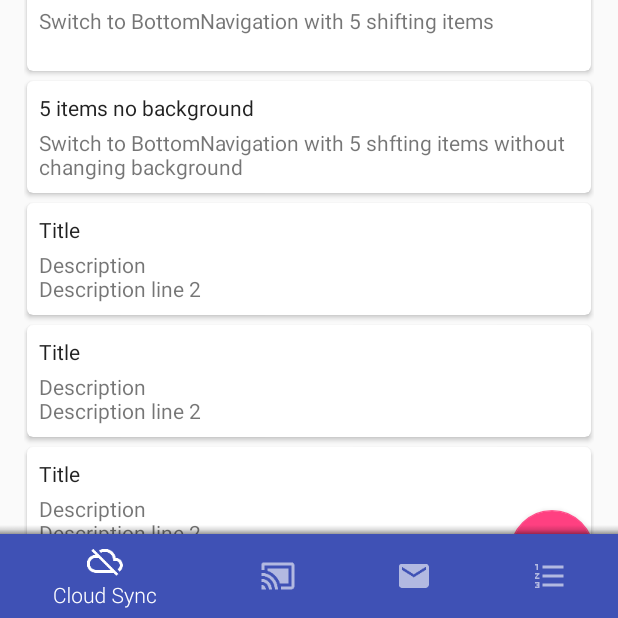
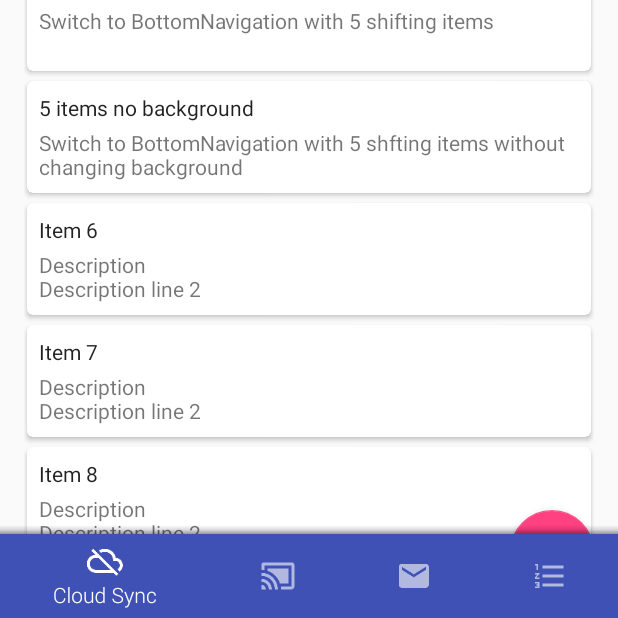
Before and after one commit to sephiroth74/Material-BottomNavigation, an Android app: the screen it shows after launch (MainActivity), on a phone screen of 412 x 824 dp, the part 618-1236 px from its top. Run offline under Robolectric (Android 15) with nearby library versions, the phone set to English and light mode, and no system bars; libraries missing offline, so code that uses them is left out: com.readystatesoftware.systembartint, proguard.annotation; 5 statements that could not run were skipped.

Commit message:
sample app stuff

```diff
--- a/app/src/main/java/it/sephiroth/android/library/bottomnavigation/app/MainActivityFragment.java
+++ b/app/src/main/java/it/sephiroth/android/library/bottomnavigation/app/MainActivityFragment.java
@@ -100,6 +100,11 @@ public class MainActivityFragment extends Fragment {
                     holder.description.setText("Switch to BottomNavigation with 5 shfting items without changing background");
                     break;
 
+                default:
+                    holder.title.setText("Item " + position);
+                    holder.description.setText("Description\nDescription line 2");
+                    break;
+
             }
         }
 
```
